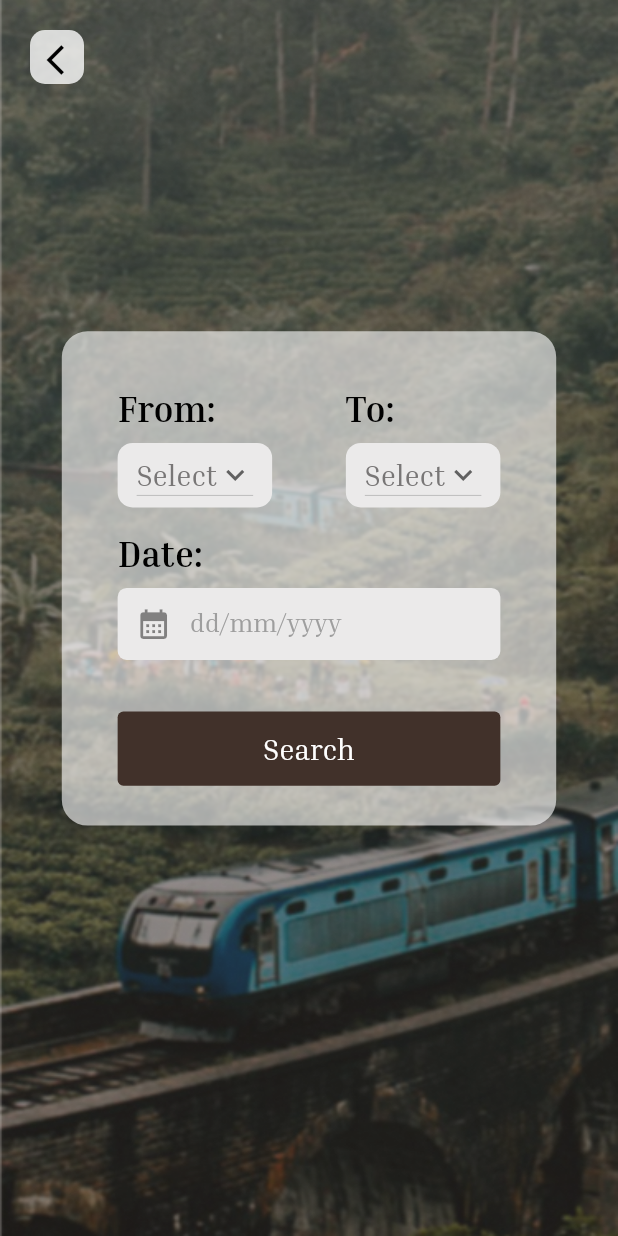
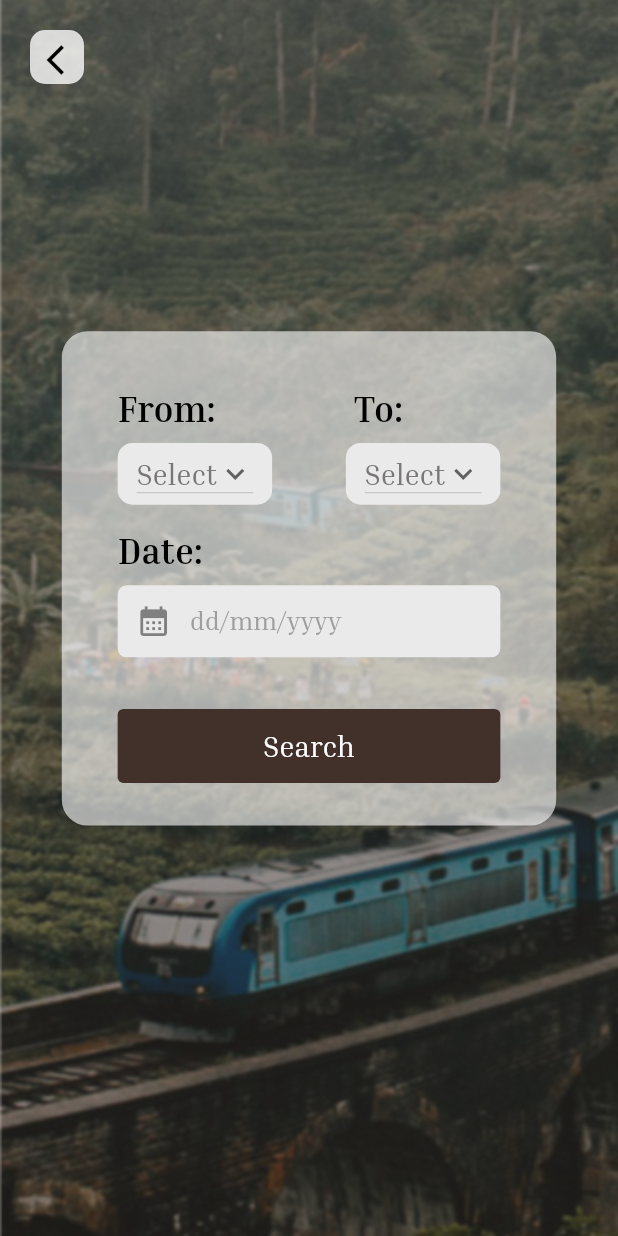
Before and after one commit to Train-D/mobile, a Flutter app: the FromToScreen screen opened directly, on a phone screen of 412 x 824 dp. Run offline on Flutter 3.47's test engine with Material 2 defaults, Android fonts, the phone set to English and light mode, and no system bars; our stand-ins replace basic_utils, bloc, conditional_builder_null_safety, dartz, dio, equatable and 7 more; missing offline and left inert: swipe.

Commit message:
from to screen ui updates

```diff
--- a/lib/features/tickets/presentation/components/reusable_component/tickets_components.dart
+++ b/lib/features/tickets/presentation/components/reusable_component/tickets_components.dart
@@ -1,5 +1,6 @@
 import 'package:flutter/material.dart';
 import 'package:responsive_sizer/responsive_sizer.dart';
+import 'package:traind_app/core/utils/app_images.dart';
 import 'package:traind_app/features/tickets/presentation/controller/from_to_cubit/from_to_cubit.dart';
 
 import '../../../../../core/global/theme/app_color/app_color_light.dart';
@@ -8,25 +9,29 @@ import '../../../../../core/utils/app_sizes.dart';
 import '../../../../../core/utils/app_strings.dart';
 import '../../../../../core/utils/components.dart';
 
-
 class TicketsComponents {
-  static Widget defaultDropDownButton(BuildContext context, List<String> allStations, dynamic state) => Container(
-        width: AppSizes.width(context) * 0.25,
-        height: AppSizes.height(context) * 0.056,
+  static Widget defaultDropDownButton(
+          BuildContext context, List<String> stations, dynamic func, String oldvalue) =>
+      Container(
+        width: 25.w,
+        height: 5.h,
         decoration: BoxDecoration(
             color: const Color.fromRGBO(235, 234, 234, 1),
             borderRadius: BorderRadius.circular(10)),
         child: GestureDetector(
           child: Center(
-            child: (state is FromToStationsLoadingState ? CircularProgressIndicator() :DropdownButton(
-              onChanged: (value) {},
-              value: "Select",
+              child: DropdownButton(
+                  onChanged: (value) {
+                    func(oldvalue, value);
+                  },
+                  value: oldvalue,
                   icon: const Icon(Icons.keyboard_arrow_down),
-              items: [
-                DropdownMenuItem(
-                  value: "Select",
+                  items: stations
+                      .map(
+                        (e) => DropdownMenuItem(
+                          value: e,
                           child: Text(
-                    AppString.select,
+                            e,
                             //style: TextStyle(color: Color.fromRGBO(120, 118, 118, 1), fontSize: 18.sp),
                             style: Theme.of(context)
                                 .textTheme
@@ -34,13 +39,36 @@ class TicketsComponents {
                                 .copyWith(color: fromToDropDownBgColor),
                           ),
                         ),
-              ],
                       )
-            )
-          ),
+                      .toList())),
         ),
       );
 
+  static Widget FromToLabel(BuildContext context) => Row(
+        mainAxisAlignment: MainAxisAlignment.spaceBetween,
+        children: [
+          Text(
+            '${AppString.from}:',
+            style: Theme.of(context)
+                .textTheme
+                .displayLarge!
+                .copyWith(fontWeight: FontWeight.w700, color: Colors.black),
+          ),
+          SizedBox(
+            width: 1.w,
+          ),
+          Text(
+            '${AppString.to}:',
+            style: Theme.of(context)
+                .textTheme
+                .displayLarge!
+                .copyWith(fontWeight: FontWeight.w700, color: Colors.black),
+          ),
+          SizedBox(
+            width: 5.w,
+          ),
+        ],
+      );
   static Widget labelField(
           {required String text,
           required dynamic field,
--- a/lib/features/tickets/presentation/controller/from_to_cubit/from_to_cubit.dart
+++ b/lib/features/tickets/presentation/controller/from_to_cubit/from_to_cubit.dart
@@ -13,10 +13,13 @@ class FromToCubit extends Cubit<FromToState> {
   static FromToCubit get(context) => BlocProvider.of(context);
 
   var fromToDateCon = TextEditingController();
-  List<String> allStations = [];
-  List<String> fromToStations = [];
+  String fromDefaultValue = "Select";
+  String ToDefaultValue = "Select";
+  List<String> allStations = ["Select"];
+  List<String> fromToStations = ["Select"];
   final GetStationsUseCase getStationsUseCase;
   late StationsModel stationsModel;
+
   Future<void> getStations() async {
     emit(FromToStationsLoadingState());
 
@@ -25,10 +28,11 @@ class FromToCubit extends Cubit<FromToState> {
       result.fold((l) {}, (r) {
         stationsModel = StationsModel.fromjson(r.stations);
         for (var keys in stationsModel.stations.keys) {
-          print(keys);
+          //print(keys);
           allStations.add(keys);
         }
       });
+      for (var i in allStations) print(i);
       emit(FromToStationsSuccessState());
     } on ServerException catch (e) {
       print(e.toString());
@@ -45,4 +49,9 @@ class FromToCubit extends Cubit<FromToState> {
     fromToStations = stationsModel.stations[fromStations]!;
     emit(FromToStationsSuccessState());
   }
+
+  void changeDropDownButtonValue(String oldValue, String newValue) {
+    oldValue = newValue;
+    emit(ChangeDropDownButtonValueState());
+  }
 }
--- a/lib/features/tickets/presentation/controller/from_to_cubit/from_to_state.dart
+++ b/lib/features/tickets/presentation/controller/from_to_cubit/from_to_state.dart
@@ -8,7 +8,9 @@ abstract class FromToState extends Equatable {
 }
 
 class FromToInitial extends FromToState {}
+class ChangeDropDownButtonValueState extends FromToState {}
 class FromToStationsSuccessState extends FromToState {}
+
 class FromToStationsLoadingState extends FromToState{}
 
 class FromToStationsErrorState extends FromToState{
--- a/lib/features/tickets/presentation/screens/from_to_screen.dart
+++ b/lib/features/tickets/presentation/screens/from_to_screen.dart
@@ -48,28 +48,25 @@ class FromToScreen extends StatelessWidget {
                               SizedBox(
                                   width: 65.w,
                                   // height: 10.h,
-                                child: Row(
-                                  mainAxisAlignment:
-                                      MainAxisAlignment.spaceBetween,
+                                  child: Column(
+                                    children: [
+                                      TicketsComponents.FromToLabel(context),
+                                      SizedBox(height: 1.h,),
+                                      Row(
+                                        mainAxisAlignment: MainAxisAlignment.spaceBetween,
                                         children: [
                                           GestureDetector(
-                                      onTap: () {
-                                        cubit.getStations();
-                                      },
-                                      child: TicketsComponents.labelField(
-                                          text: AppString.from,
-                                          field: TicketsComponents
-                                              .defaultDropDownButton(context, cubit.allStations, state),
-                                          context: context),
+                                            onTap: () => cubit.getStations(),
+                                            child: (state is FromToStationsLoadingState? CircularProgressIndicator() : TicketsComponents.defaultDropDownButton(context, cubit.allStations, cubit.changeDropDownButtonValue, cubit.fromDefaultValue))
                                           ),
-                                    TicketsComponents.labelField(
-                                        text: AppString.to,
-                                        field: TicketsComponents
-                                            .defaultDropDownButton(context, cubit.allStations, state),
-                                        context: context)
+                                          GestureDetector(
+                                            //onTap: () => cubit.getStations(),
+                                            child: TicketsComponents.defaultDropDownButton(context, cubit.fromToStations, cubit.changeDropDownButtonValue, cubit.fromDefaultValue)
+                                          ),
                                         ],
-                                ),
-                              ),
+                                      )
+                                    ],
+                                  )),
                               SizedBox(height: 2.h),
                               SizedBox(
                                 width: 65.w,
```
Lines whose indentation alone changed are shown as unchanged.
